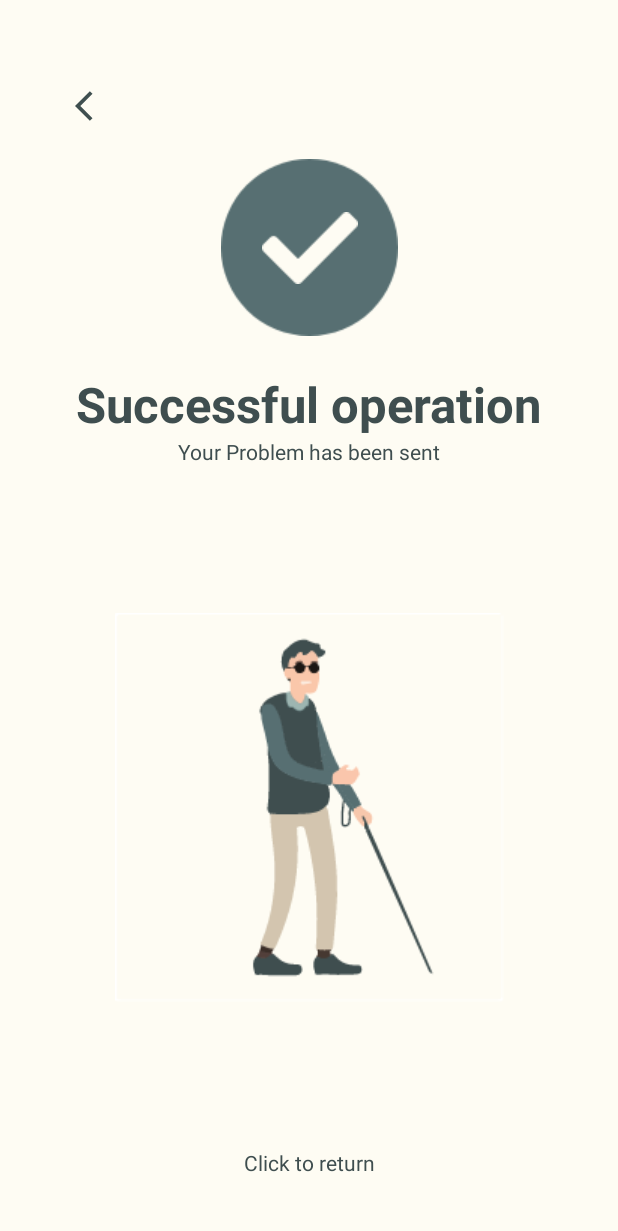
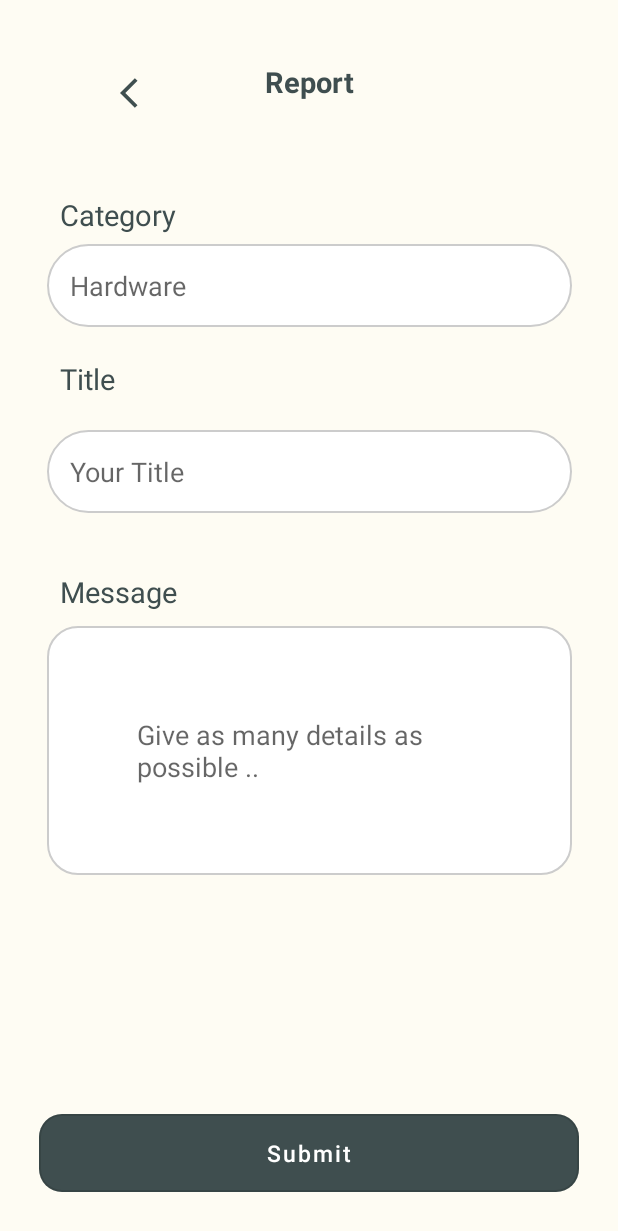
Before and after one commit to hazemamaar/SAGApp, an Android app: the reportsFragment screen opened through its navigation route, on a phone screen of 412 x 824 dp. Shown: the top 1231 px of the screen. Run offline under Robolectric (Android 15) with nearby library versions, the phone set to English and light mode, and no system bars; our stand-ins replace Dagger/Hilt's generated code, Timber, sdp/ssp sizes.

Commit message:
reports screen and successful report massage

```diff
--- a/sag/src/main/res/layout/fragment_reports.xml
+++ b/sag/src/main/res/layout/fragment_reports.xml
@@ -10,9 +10,9 @@
         android:id="@+id/guideline1"
         android:layout_width="wrap_content"
         android:layout_height="wrap_content"
-        android:orientation="horizontal"
-        app:layout_constraintGuide_percent=".30"
-        />
+        android:orientation="vertical"
+        app:layout_constraintGuide_begin="123dp" />
+
     <androidx.constraintlayout.widget.Guideline
         android:id="@+id/guideline2"
         android:layout_width="wrap_content"
@@ -21,18 +21,42 @@
         app:layout_constraintGuide_percent=".10"
         />
 
+    <TextView
+        android:layout_width="wrap_content"
+        android:layout_height="wrap_content"
+        android:text="Report"
+        style="@style/home_TV"
+        app:layout_constraintLeft_toLeftOf="parent"
+        app:layout_constraintRight_toRightOf="parent"
+        app:layout_constraintTop_toTopOf="@id/guideline3"
+        app:layout_constraintBottom_toBottomOf="@id/guideline1"
+
+        />
+
     <androidx.constraintlayout.widget.Guideline
         android:id="@+id/guideline3"
         android:layout_width="wrap_content"
         android:layout_height="wrap_content"
-        android:orientation="vertical"
-        app:layout_constraintGuide_end="288dp" />
+        android:orientation="horizontal"
+        app:layout_constraintGuide_percent=".05"
+        />
+
+
     <androidx.constraintlayout.widget.Guideline
         android:id="@+id/guideline4"
         android:layout_width="wrap_content"
         android:layout_height="wrap_content"
-        android:orientation="vertical"
-        app:layout_constraintGuide_percent=".70"
+        android:orientation="horizontal"
+        app:layout_constraintGuide_percent=".45"
+        />
+
+
+    <androidx.constraintlayout.widget.Guideline
+        android:id="@+id/guideline5"
+        android:layout_width="wrap_content"
+        android:layout_height="wrap_content"
+        android:orientation="horizontal"
+        app:layout_constraintGuide_percent=".75"
         />
 
     <TextView
@@ -43,81 +67,109 @@
         app:layout_constraintTop_toTopOf="@id/guideline3"
         app:layout_constraintLeft_toLeftOf="parent"
         app:layout_constraintBottom_toBottomOf="@id/guideline2"
-        android:layout_marginLeft="50dp"
+        android:layout_marginLeft="80dp"
+        />
+    <TextView
+        android:layout_width="wrap_content"
+        android:layout_height="wrap_content"
+        android:text="Category"
+        android:layout_marginBottom="15dp"
+        android:layout_marginStart="40dp"
+        style="@style/contact_us"
+        app:layout_constraintTop_toTopOf="@id/guideline2"
+        app:layout_constraintLeft_toLeftOf="parent"
+        app:layout_constraintBottom_toBottomOf="@id/full_name_ed"
+        android:layout_marginLeft="80dp"
         />
 
-    <ImageView
-        android:layout_width="wrap_content"
+
+    <EditText
+        android:id="@+id/full_name_ed"
+        android:layout_width="350dp"
         android:layout_height="wrap_content"
-        android:src="@drawable/full_circle"
-        app:layout_constraintBottom_toBottomOf="@+id/guideline1"
+        android:background="@drawable/rounded_edittext_background"
+        android:padding="15dp"
+        android:layout_marginTop="80dp"
+        android:hint="Hardware"
         app:layout_constraintTop_toTopOf="@id/guideline2"
-        app:layout_constraintLeft_toLeftOf="@+id/guideline3"
-        app:layout_constraintRight_toRightOf="@+id/guideline4"
+        app:layout_constraintLeft_toLeftOf="parent"
+        app:layout_constraintRight_toRightOf="parent"
 
         />
 
-    <ImageView
+
+    <TextView
         android:layout_width="wrap_content"
         android:layout_height="wrap_content"
-        android:src="@drawable/right_mark"
-        app:layout_constraintBottom_toBottomOf="@+id/guideline1"
-        app:layout_constraintTop_toTopOf="@id/guideline2"
-        app:layout_constraintLeft_toLeftOf="@+id/guideline3"
-        app:layout_constraintRight_toRightOf="@+id/guideline4"
+        android:text="Title"
+        android:layout_marginStart="40dp"
+        style="@style/contact_us"
+        app:layout_constraintTop_toTopOf="@id/full_name_ed"
+        app:layout_constraintLeft_toLeftOf="parent"
+        app:layout_constraintBottom_toBottomOf="@id/email_ed"
+        android:layout_marginLeft="80dp"
+        />
+
+
+    <EditText
+        android:id="@+id/email_ed"
+        android:layout_width="350dp"
+        android:layout_height="wrap_content"
+        android:background="@drawable/rounded_edittext_background"
+        android:padding="15dp"
+        android:layout_marginTop="95dp"
+        android:hint="Your Title"
+        app:layout_constraintBottom_toBottomOf="@id/guideline4"
+        app:layout_constraintTop_toTopOf="@id/full_name_ed"
+        app:layout_constraintLeft_toLeftOf="parent"
+        app:layout_constraintRight_toRightOf="parent"
 
         />
 
     <TextView
-        android:id="@+id/success_fragment_title_tv"
+        style="@style/contact_us"
         android:layout_width="wrap_content"
         android:layout_height="wrap_content"
-        android:text="@string/successful_operation_tv"
-        style="@style/successful_operation_tv"
-        app:layout_constraintTop_toBottomOf="@id/guideline1"
-        app:layout_constraintEnd_toEndOf="parent"
-        app:layout_constraintStart_toStartOf="parent"
+        android:layout_marginLeft="40dp"
+        android:text="Message"
+        app:layout_constraintBottom_toTopOf="@+id/massage"
 
-        />
-
-    <TextView
-        android:id="@+id/reports_fragment_subtitle_txt"
-        android:layout_width="wrap_content"
-        android:layout_height="wrap_content"
-        android:text="Your Problem has been sent"
-        style="@style/login_sub_title"
-        android:textSize="@dimen/_11ssp"
-        app:layout_constraintEnd_toEndOf="parent"
-        app:layout_constraintStart_toStartOf="parent"
-        app:layout_constraintTop_toBottomOf="@+id/success_fragment_title_tv"
-        />
+        app:layout_constraintLeft_toLeftOf="parent"
+        app:layout_constraintTop_toTopOf="@id/guideline4" />
 
 
-    <ImageView
-        android:layout_width="wrap_content"
+
+    <EditText
+        android:id="@+id/massage"
+        android:layout_width="350dp"
         android:layout_height="wrap_content"
-        app:layout_constraintTop_toTopOf="@id/reports_fragment_subtitle_txt"
-        app:layout_constraintStart_toStartOf="parent"
-        app:layout_constraintEnd_toEndOf="parent"
-        android:src="@drawable/reports_screen"
-        app:layout_constraintBottom_toBottomOf="@id/click_to_return_txt"
-
-
-        />
-
-    <TextView
-        android:id="@+id/click_to_return_txt"
-        android:layout_width="wrap_content"
-        android:layout_height="wrap_content"
-        android:text="Click to return"
-        style="@style/login_sub_title"
-        android:textSize="@dimen/_11ssp"
-        app:layout_constraintBottom_toBottomOf="parent"
-        app:layout_constraintEnd_toEndOf="parent"
-        app:layout_constraintStart_toStartOf="parent"
-        android:layout_marginBottom="@dimen/_30sdp"
+        android:background="@drawable/rounded_edittext_background2"
+        android:padding="60dp"
+        android:layout_marginTop="95dp"
+        android:hint="Give as many details as possible .."
+        app:layout_constraintBottom_toBottomOf="@id/guideline5"
+        app:layout_constraintTop_toTopOf="@id/email_ed"
+        app:layout_constraintLeft_toLeftOf="parent"
+        app:layout_constraintRight_toRightOf="parent"
 
         />
 
 
+
+    <com.google.android.material.button.MaterialButton
+        android:id="@+id/login_fragment_confirm_btn"
+        android:layout_width="match_parent"
+        android:layout_height="wrap_content"
+        app:layout_constraintStart_toStartOf="parent"
+        app:layout_constraintEnd_toEndOf="parent"
+        app:layout_constraintBottom_toBottomOf="parent"
+        style="@style/button_style"
+        android:layout_marginStart="@dimen/_20sdp"
+        android:layout_marginEnd="@dimen/_20sdp"
+        android:text="Submit"
+        android:textSize="@dimen/_12ssp"
+        android:layout_marginBottom="@dimen/_18sdp"
+        />
+
+
 </androidx.constraintlayout.widget.ConstraintLayout>
```
Also changed, not shown: sag/src/main/res/layout/report_message.xml (added, +121 -0 lines).
